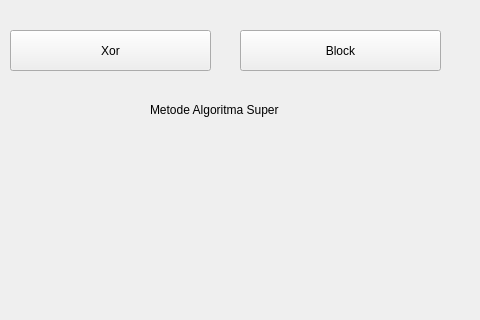
First picture: the form in mainwindow.ui, repository chrysantheumm/projekKripto, before the edit; both pictures show x 190 to 670 and y 180 to 500 of the 800 by 600 pixel window.
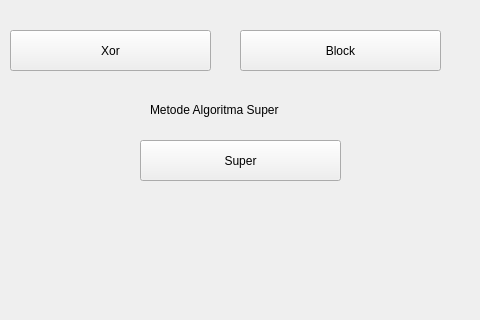
Second picture: the form after the edit.

```diff
--- a/mainwindow.ui
+++ b/mainwindow.ui
@@ -131,6 +131,19 @@
        <string>Block</string>
       </property>
      </widget>
+     <widget class="QPushButton" name="pushButtonSuper">
+      <property name="geometry">
+       <rect>
+        <x>310</x>
+        <y>330</y>
+        <width>201</width>
+        <height>41</height>
+       </rect>
+      </property>
+      <property name="text">
+       <string>Super</string>
+      </property>
+     </widget>
     </widget>
     <widget class="QWidget" name="page_5">
      <widget class="QLineEdit" name="lineOutputBlock">
@@ -255,19 +268,6 @@
        <string>Masukkan teks</string>
       </property>
      </widget>
-     <widget class="QPushButton" name="pushButtonSuper">
-      <property name="geometry">
-       <rect>
-        <x>300</x>
-        <y>330</y>
-        <width>201</width>
-        <height>41</height>
-       </rect>
-      </property>
-      <property name="text">
-       <string>Super</string>
-      </property>
-     </widget>
     </widget>
     <widget class="QWidget" name="pageXor">
      <widget class="QPushButton" name="pushButtonXorEncrypt">
```
Left out of the diff: 4 changed lines with no effect on the pictures.
